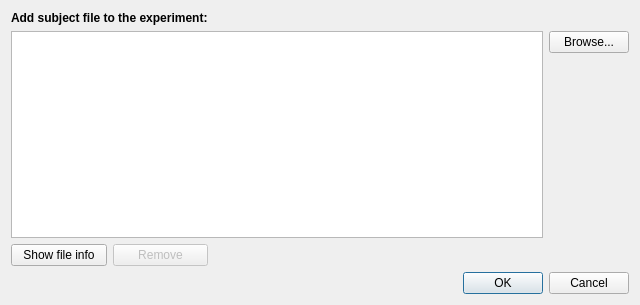
Qt form designer_ui_files/addSubjectDialogUi.ui (cibr-jyu/meggie) before a commit.
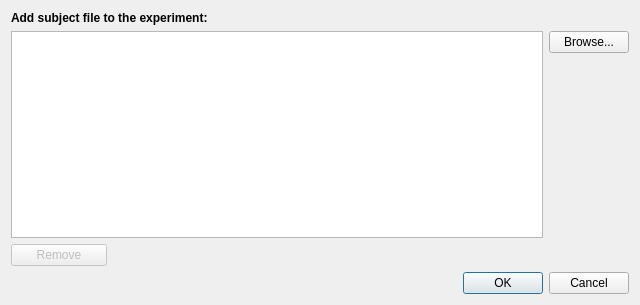
The same form after that commit.

Commit message: Update subject info

Diff of the .ui file:
```diff
--- a/designer_ui_files/addSubjectDialogUi.ui
+++ b/designer_ui_files/addSubjectDialogUi.ui
@@ -68,13 +68,6 @@
      </item>
     </layout>
    </item>
-   <item row="2" column="0">
-    <widget class="QPushButton" name="pushButtonShowFileInfo">
-     <property name="text">
-      <string>Show file info</string>
-     </property>
-    </widget>
-   </item>
    <item row="3" column="2">
     <widget class="QDialogButtonBox" name="buttonBox">
      <property name="sizePolicy">
@@ -91,7 +84,7 @@
      </property>
     </widget>
    </item>
-   <item row="2" column="1">
+   <item row="2" column="0">
     <widget class="QPushButton" name="pushButtonRemove">
      <property name="enabled">
       <bool>false</bool>
```
The commit also changes 10 other files.
